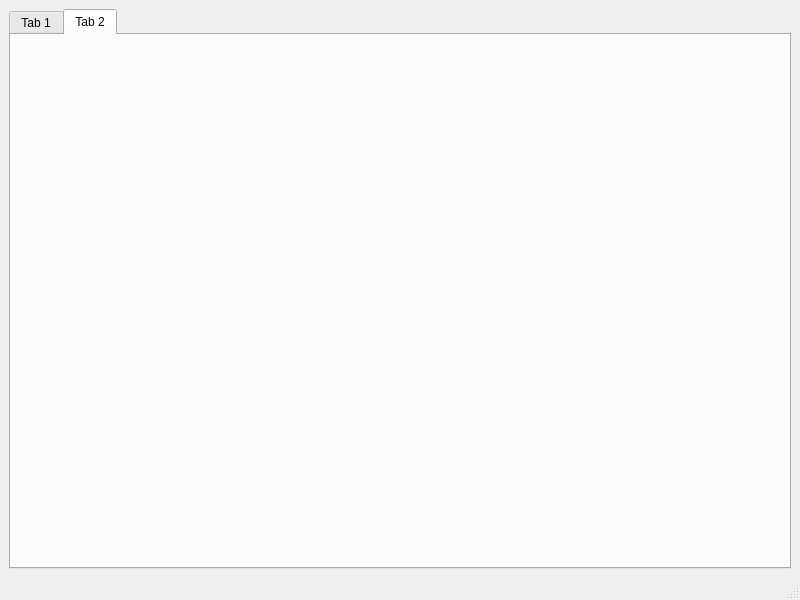
First picture: the form in main.ui, repository TomFryers/activate, before the edit.
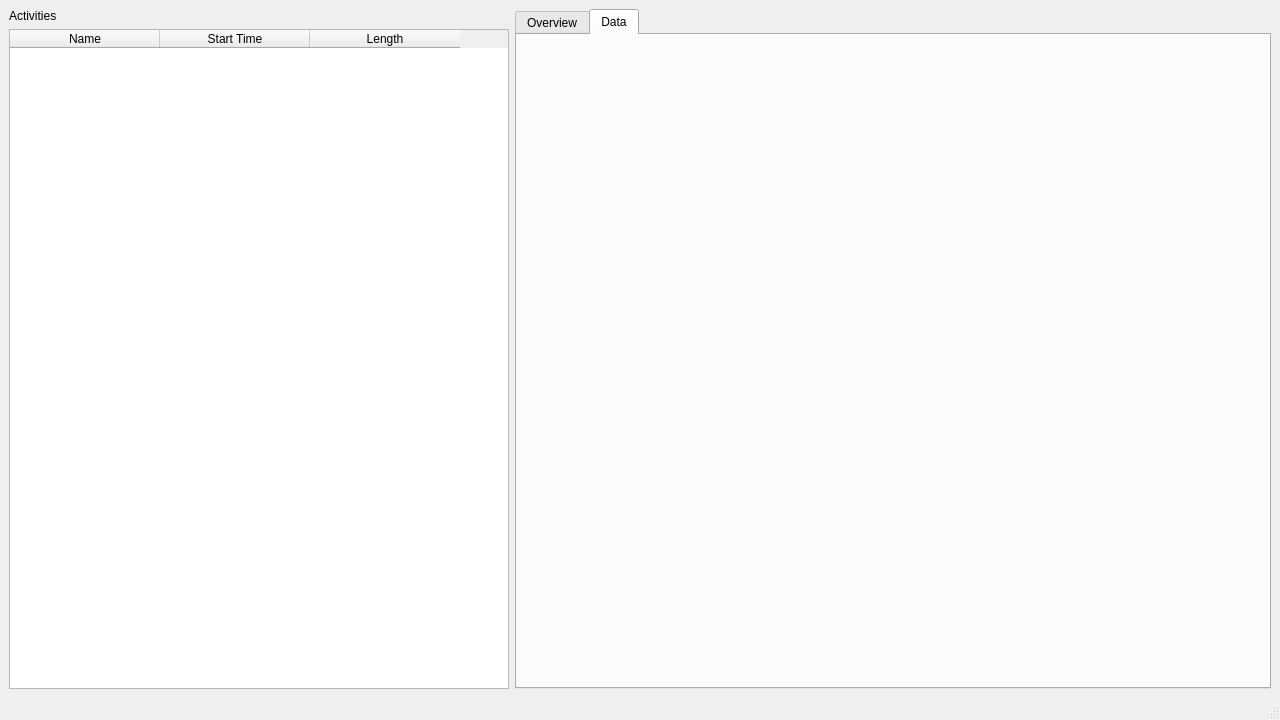
Second picture: the form after the edit. The open tabs and pages were chosen to show the change.

Commit message: Add listing and selecting activities

Diff of the .ui file:
```diff
--- a/main.ui
+++ b/main.ui
@@ -6,23 +6,83 @@
    <rect>
     <x>0</x>
     <y>0</y>
-    <width>800</width>
-    <height>600</height>
+    <width>1280</width>
+    <height>720</height>
    </rect>
   </property>
   <property name="windowTitle">
    <string>MainWindow</string>
   </property>
   <widget class="QWidget" name="centralwidget">
-   <layout class="QGridLayout" name="gridLayout">
-    <item row="0" column="0">
+   <layout class="QHBoxLayout" name="horizontalLayout">
+    <item>
+     <layout class="QVBoxLayout" name="verticalLayout_2">
+      <item>
+       <widget class="QLabel" name="label">
+        <property name="text">
+         <string>Activities</string>
+        </property>
+       </widget>
+      </item>
+      <item>
+       <widget class="QTableWidget" name="tableWidget_2">
+        <property name="minimumSize">
+         <size>
+          <width>500</width>
+          <height>0</height>
+         </size>
+        </property>
+        <property name="maximumSize">
+         <size>
+          <width>500</width>
+          <height>16777215</height>
+         </size>
+        </property>
+        <property name="selectionMode">
+         <enum>QAbstractItemView::SingleSelection</enum>
+        </property>
+        <property name="selectionBehavior">
+         <enum>QAbstractItemView::SelectRows</enum>
+        </property>
+        <property name="sortingEnabled">
+         <bool>true</bool>
+        </property>
+        <property name="columnCount">
+         <number>3</number>
+        </property>
+        <attribute name="horizontalHeaderDefaultSectionSize">
+         <number>150</number>
+        </attribute>
+        <attribute name="horizontalHeaderMinimumSectionSize">
+         <number>50</number>
+        </attribute>
+        <column>
+         <property name="text">
+          <string>Name</string>
+         </property>
+        </column>
+        <column>
+         <property name="text">
+          <string>Start Time</string>
+         </property>
+        </column>
+        <column>
+         <property name="text">
+          <string>Length</string>
+         </property>
+        </column>
+       </widget>
+      </item>
+     </layout>
+    </item>
+    <item>
      <widget class="QTabWidget" name="tabWidget">
       <property name="currentIndex">
        <number>0</number>
       </property>
       <widget class="QWidget" name="tab">
        <attribute name="title">
-        <string>Tab 1</string>
+        <string>Overview</string>
        </attribute>
        <layout class="QVBoxLayout" name="verticalLayout">
         <item>
@@ -77,8 +137,14 @@
        </layout>
       </widget>
       <widget class="QWidget" name="tab_2">
+       <property name="minimumSize">
+        <size>
+         <width>100</width>
+         <height>0</height>
+        </size>
+       </property>
        <attribute name="title">
-        <string>Tab 2</string>
+        <string>Data</string>
        </attribute>
       </widget>
      </widget>
```
Left out of the diff: 21 changed lines with no effect on the pictures. The commit also changes 4 other files.
